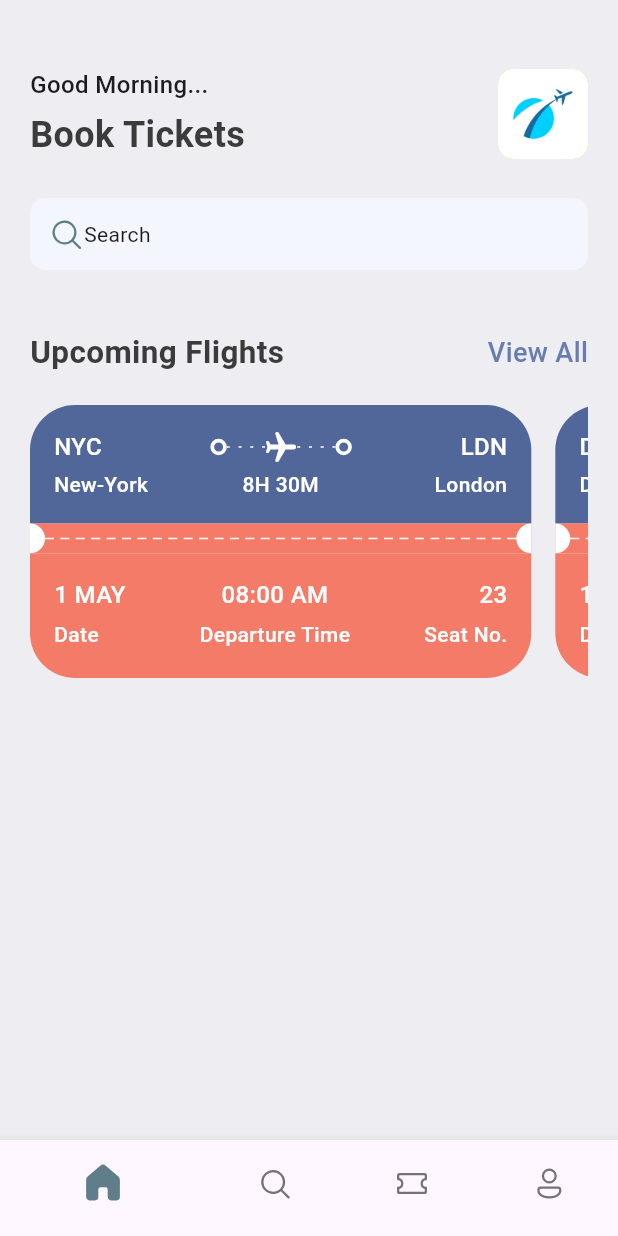
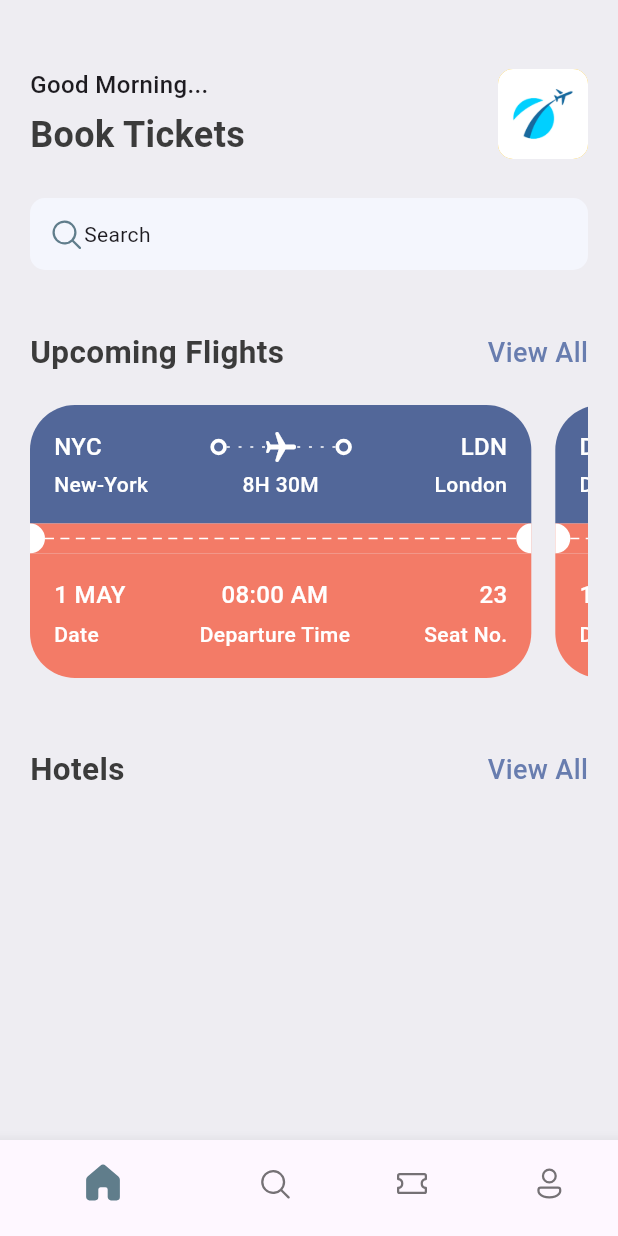
Before and after one commit to carlstep/ticket_app, a Flutter app: the screen it shows after launch, on a phone screen of 412 x 824 dp. Run offline on Flutter 3.47's test engine with Material 3 defaults, Android fonts, the phone set to English and light mode, and no system bars; our stand-ins replace fluentui_icons.

```diff
--- a/lib/main.dart
+++ b/lib/main.dart
@@ -1,5 +1,6 @@
 import 'package:flutter/material.dart';
 import 'package:ticket_app/base/bottom_nav_bar.dart';
+import 'package:ticket_app/screens/all_tickets.dart';
 
 void main() {
   // main() is the entry point to the flutter framework
@@ -19,7 +20,11 @@ class MyApp extends StatelessWidget {
       debugShowCheckedModeBanner: false,
       title: 'Flutter Demo',
       theme: ThemeData(),
-      home: const BottomNavBar(),
+
+      routes: {
+        '/': (context) => const BottomNavBar(),
+        '/all_tickets': (context) => const AllTickets(),
+      },
     );
   }
 }
--- a/lib/screens/home_screen.dart
+++ b/lib/screens/home_screen.dart
@@ -101,6 +101,13 @@ class HomeScreen extends StatelessWidget {
                     }).toList(),
                   ),
                 ),
+                const SizedBox(
+                  height: 40,
+                ),
+                const AppDoubleText(
+                  bigText: 'Hotels',
+                  smallText: 'View All',
+                ),
               ],
             ),
           ),
```
Also changed, not shown: lib/base/widgets/app_double_text.dart (+1 -8 lines).
